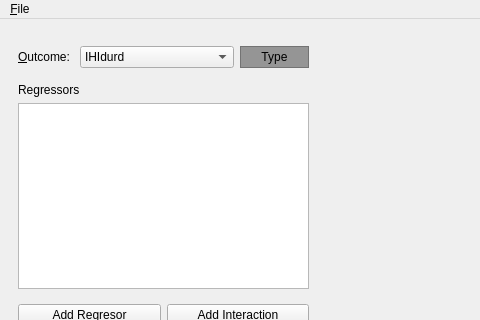
Qt form braviz/interaction/qt_guis/anova.ui (diego0020/braviz-app) before a commit; both pictures show x 0 to 480 and y 0 to 320 of the 899 by 661 pixel window.
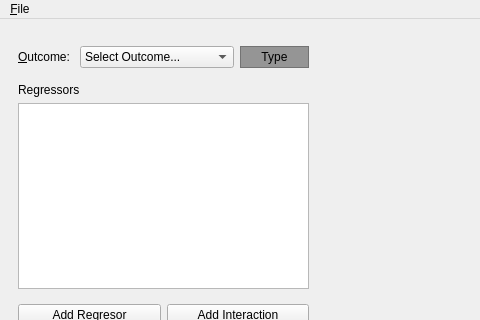
The same form after that commit.

What changed in the file:
```diff
--- a/braviz/interaction/qt_guis/anova.ui
+++ b/braviz/interaction/qt_guis/anova.ui
@@ -96,16 +96,6 @@
                <property name="currentIndex">
                 <number>0</number>
                </property>
-               <item>
-                <property name="text">
-                 <string>IHIdurd</string>
-                </property>
-               </item>
-               <item>
-                <property name="text">
-                 <string>IHIlatd</string>
-                </property>
-               </item>
                <item>
                 <property name="text">
                  <string extracomment="select a new variable">Select Outcome...</string>
```
